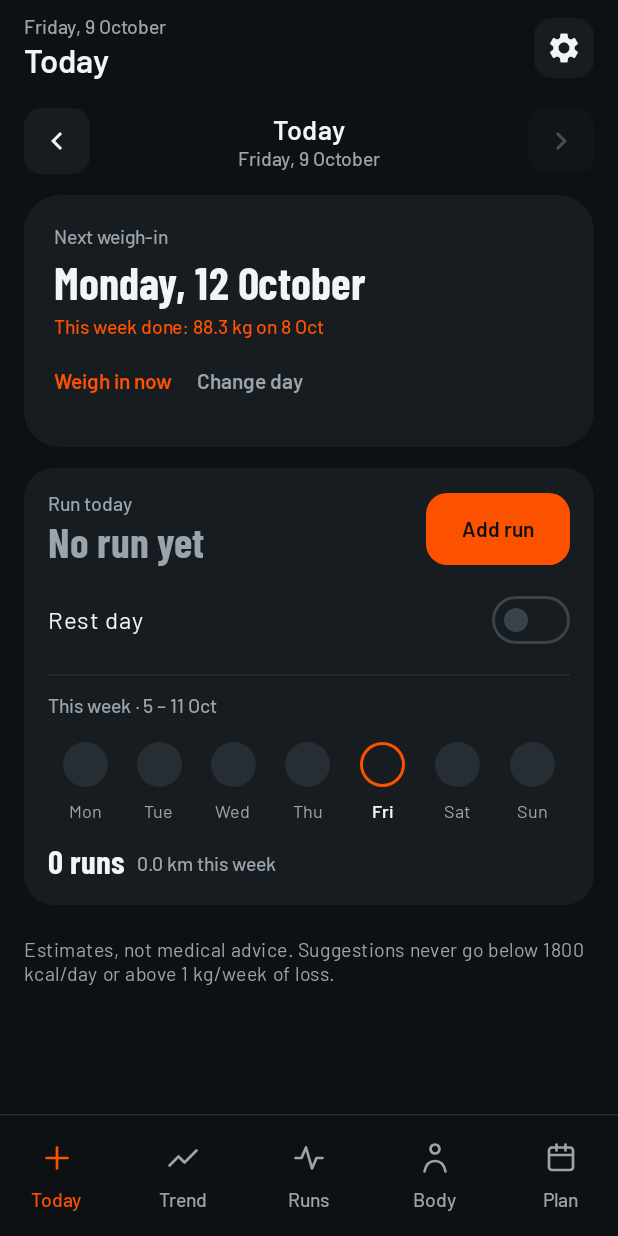
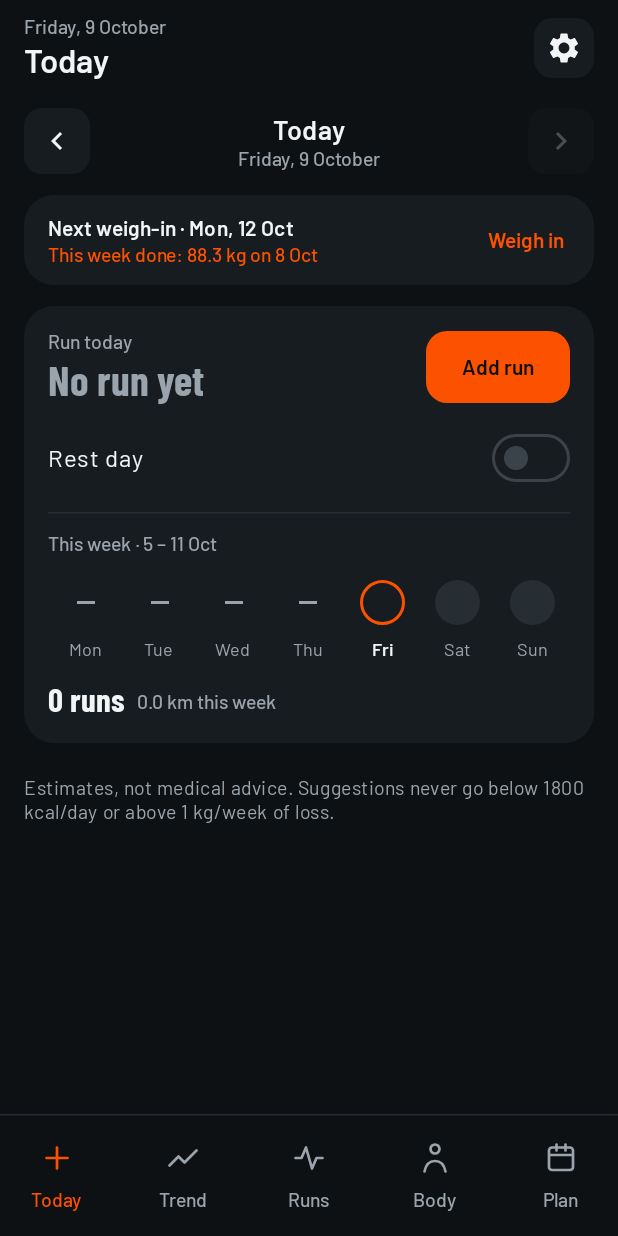
Before and after one commit to midhun221B/Wt-tracker, an Android app built with Jetpack Compose: the screen it shows after launch (MainActivity), on a phone screen of 412 x 824 dp. Run offline under Robolectric (Android 15) with nearby library versions, the phone set to English and light mode, and no system bars; our stand-ins replace Room's generated code; 2 statements that could not run were skipped.

Commit message:
Today: one-line weigh-in card, pace and add-another on one row, missed-day dots; Run logged banner for every new run
Co-Authored-By: Claude Opus 5.5 <noreply@anthropic.com>
Claude-Session: https://claude.ai/code/session_01NhF2XaJMtCFQsU6AoPcjWX

```diff
--- a/app/src/main/java/wt/app/ui/AppScaffold.kt
+++ b/app/src/main/java/wt/app/ui/AppScaffold.kt
@@ -7,6 +7,11 @@ import androidx.annotation.DrawableRes
 import androidx.activity.compose.rememberLauncherForActivityResult
 import androidx.activity.result.PickVisualMediaRequest
 import androidx.activity.result.contract.ActivityResultContracts
+import androidx.compose.animation.AnimatedVisibility
+import androidx.compose.animation.expandVertically
+import androidx.compose.animation.fadeIn
+import androidx.compose.animation.fadeOut
+import androidx.compose.animation.shrinkVertically
 import androidx.compose.foundation.layout.Box
 import androidx.compose.foundation.layout.Column
 import androidx.compose.foundation.layout.fillMaxSize
@@ -50,6 +55,9 @@ import androidx.compose.ui.unit.dp
 import androidx.lifecycle.compose.collectAsStateWithLifecycle
 import wt.app.R
 import wt.app.notify.Reminder
+import kotlinx.coroutines.delay
+import wt.core.model.todayInTokyo
+import wt.core.summary.weekStart
 import wt.core.io.BodyReading
 import wt.core.io.RunReading
 
@@ -107,6 +115,13 @@ fun AppScaffold(vm: AppViewModel) {
             null -> {}
         }
     }
+    val runLogged by vm.runLogged.collectAsStateWithLifecycle()
+    LaunchedEffect(runLogged) {
+        if (runLogged) {
+            delay(3_000)
+            vm.runLogged.value = false
+        }
+    }
     val importReport by vm.importReport.collectAsStateWithLifecycle()
     importReport?.let { report ->
         FormDialog(
@@ -123,7 +138,7 @@ fun AppScaffold(vm: AppViewModel) {
 
     Scaffold(
         containerColor = Palette.Background,
-        topBar = {
+        topBar = { Column {
             val s = state
             val (subtitle, title) = when {
                 settingsOpen -> "Reminder, export and backup" to "Settings"
@@ -153,7 +168,13 @@ fun AppScaffold(vm: AppViewModel) {
                 },
                 colors = TopAppBarDefaults.topAppBarColors(containerColor = Palette.Background, titleContentColor = Palette.Text),
             )
-        },
+            // "Run logged" banner under the top bar for a few seconds after any new run is saved.
+            AnimatedVisibility(visible = runLogged && s != null, enter = expandVertically() + fadeIn(), exit = shrinkVertically() + fadeOut()) {
+                val monday = weekStart(s?.today ?: todayInTokyo())
+                val week = s?.runs.orEmpty().filter { it.date != null && it.date in monday..monday.plusDays(6) }
+                RunLoggedBanner(week.size, week.sumOf { it.km }, Modifier.padding(horizontal = 16.dp, vertical = 4.dp))
+            }
+        } },
         bottomBar = {
             Column {
                 HorizontalDivider(color = Palette.CardHigh)
--- a/app/src/main/java/wt/app/ui/Format.kt
+++ b/app/src/main/java/wt/app/ui/Format.kt
@@ -38,6 +38,11 @@ private val dayMonthYearFmt = DateTimeFormatter.ofPattern("d MMM yyyy", Locale.E
 /** "8 Oct 2026" */
 fun dayMonthYear(d: LocalDate): String = d.format(dayMonthYearFmt)
 
+private val shortDayFmt = DateTimeFormatter.ofPattern("EEE, d MMM", Locale.ENGLISH)
+
+/** "Mon, 9 Nov" */
+fun shortDay(d: LocalDate): String = d.format(shortDayFmt)
+
 /** "7 Jan" */
 fun dayMonth(d: LocalDate): String = d.format(dayMonthFmt)
 
--- a/app/src/main/java/wt/app/ui/LogScreen.kt
+++ b/app/src/main/java/wt/app/ui/LogScreen.kt
@@ -1,20 +1,15 @@
 package wt.app.ui
 
-import androidx.compose.animation.AnimatedVisibility
-import androidx.compose.animation.expandVertically
-import androidx.compose.animation.fadeIn
-import androidx.compose.animation.fadeOut
-import androidx.compose.animation.shrinkVertically
 import androidx.compose.foundation.background
 import androidx.compose.foundation.border
 import androidx.compose.foundation.layout.Box
 import androidx.compose.foundation.shape.CircleShape
 import androidx.compose.material.icons.filled.Check
-import androidx.compose.runtime.LaunchedEffect
 import androidx.compose.ui.graphics.Brush
 import androidx.compose.ui.graphics.Color
-import kotlinx.coroutines.delay
 import androidx.compose.foundation.layout.Arrangement
+import androidx.compose.foundation.layout.heightIn
+import androidx.compose.foundation.clickable
 import androidx.compose.foundation.layout.Column
 import androidx.compose.foundation.layout.PaddingValues
 import androidx.compose.foundation.layout.Row
@@ -84,14 +79,6 @@ fun LogScreen(
 ) {
     var date by rememberSaveable { mutableStateOf(state.today) }
     var showRunDialog by remember { mutableStateOf(false) }
-    // Shown for a few seconds after a run is saved from this screen.
-    var runLogged by remember { mutableStateOf(false) }
-    LaunchedEffect(runLogged) {
-        if (runLogged) {
-            delay(3_000)
-            runLogged = false
-        }
-    }
     val existing = state.weights.firstOrNull { it.date == date }
     val weighInDay = DayOfWeek.of(state.profile.weighInDay.coerceIn(1, 7))
     // A scale measurement counts as the week's weigh-in too (it may have been saved without a weight).
@@ -116,9 +103,6 @@ fun LogScreen(
         modifier.verticalScroll(rememberScrollState()).padding(horizontal = 16.dp, vertical = 8.dp),
         verticalArrangement = Arrangement.spacedBy(14.dp),
     ) {
-        AnimatedVisibility(visible = runLogged, enter = expandVertically() + fadeIn(), exit = shrinkVertically() + fadeOut()) {
-            RunLoggedBanner(weekRuns.size, weekRuns.sumOf { it.km })
-        }
         Row(verticalAlignment = Alignment.CenterVertically) {
             SquareButton(onClick = { date = date.minusDays(1) }, label = "Previous day") {
                 Icon(Icons.AutoMirrored.Filled.KeyboardArrowLeft, null)
@@ -209,7 +193,7 @@ fun LogScreen(
                 },
                 last = state.weights.lastOrNull { it.date <= date },
                 weighInDay = weighInDay.value,
-                actionLabel = if (existing != null) "Edit ${if (date == state.today) "today's" else "this day's"} weight" else "Weigh in now",
+                actionLabel = if (existing != null) "Edit" else "Weigh in",
                 onWeighInNow = { weighInOpen = true },
                 onWeighInDay = onWeighInDay,
             )
@@ -234,13 +218,16 @@ fun LogScreen(
             initial = null,
             defaultDate = date,
             onDismiss = { showRunDialog = false },
-            onSave = { onSaveRun(it); showRunDialog = false; runLogged = true },
+            onSave = { onSaveRun(it); showRunDialog = false },
             onFromScreenshot = onScreenshot?.let { pick -> { showRunDialog = false; pick() } },
         )
     }
 }
 
-/** Card when no weigh-in is due: the next weigh-in, this week's if already done, and ways to weigh in anyway or change the day. */
+/**
+ * One-line card when no weigh-in is due: the next weigh-in and this week's if done, with "Weigh in" (or "Edit")
+ * on the right. Tapping the text opens the weekday chips to change the day.
+ */
 @Composable
 private fun NextWeighInCard(
     next: LocalDate,
@@ -252,21 +239,26 @@ private fun NextWeighInCard(
     onWeighInDay: (Int) -> Unit,
 ) {
     var picking by remember { mutableStateOf(false) }
-    DarkCard(radius = 24) {
-        Column(Modifier.fillMaxWidth().padding(20.dp), verticalArrangement = Arrangement.spacedBy(4.dp)) {
-            Text("Next weigh-in", style = MaterialTheme.typography.labelMedium, color = Palette.Muted)
-            Text(longDay(next), style = numberStyle(30.sp))
-            when {
-                done != null -> Text(done, style = MaterialTheme.typography.labelMedium, color = Palette.Accent)
-                last != null -> Text("Last %.1f kg on %s".format(last.kg, dayMonth(last.date)), style = MaterialTheme.typography.labelMedium, color = Palette.Muted)
+    DarkCard {
+        Column(Modifier.fillMaxWidth().padding(start = 16.dp, end = 8.dp, top = 6.dp, bottom = 6.dp)) {
+            Row(verticalAlignment = Alignment.CenterVertically) {
+                // Tapping the text opens the weekday chips to change the weigh-in day.
+                Column(
+                    Modifier.weight(1f).heightIn(min = 44.dp).clickable(onClickLabel = "Change weigh-in day") { picking = !picking },
+                    verticalArrangement = Arrangement.Center,
+                ) {
+                    Text("Next weigh-in · ${shortDay(next)}", style = MaterialTheme.typography.titleSmall)
+                    when {
+                        done != null -> Text(done, style = MaterialTheme.typography.labelMedium, color = Palette.Accent)
+                        last != null -> Text("Last %.1f kg on %s".format(last.kg, dayMonth(last.date)), style = MaterialTheme.typography.labelMedium, color = Palette.Muted)
+                    }
+                }
+                TextButton(onClick = onWeighInNow) { Text(actionLabel, color = Palette.Accent) }
             }
-            Row(horizontalArrangement = Arrangement.spacedBy(16.dp)) {
-                TextButton(onClick = onWeighInNow, contentPadding = PaddingValues(0.dp)) { Text(actionLabel, color = Palette.Accent) }
-                TextButton(onClick = { picking = !picking }, contentPadding = PaddingValues(0.dp)) {
-                    Text(if (picking) "Done" else "Change day", color = Palette.Muted)
-                }
+            if (picking) {
+                Text("Weigh-in day", style = MaterialTheme.typography.labelMedium, color = Palette.Muted, modifier = Modifier.padding(top = 4.dp, bottom = 6.dp))
+                WeekdayPicker(weighInDay, { onWeighInDay(it); picking = false }, Modifier.padding(end = 8.dp, bottom = 8.dp))
             }
-            if (picking) WeekdayPicker(weighInDay, { onWeighInDay(it); picking = false })
         }
     }
 }
@@ -311,8 +303,10 @@ private fun RunningCard(
                             Text("%.2f km".format(km), style = numberStyle(28.sp))
                         }
                     }
-                    Text("${pace(sec / km)} · ${duration(sec)}", style = MaterialTheme.typography.labelMedium, color = Palette.Muted)
-                    TextButton(onClick = onAddRun, contentPadding = PaddingValues(0.dp)) { Text("+ Add another run", color = Palette.Muted) }
+                    Row(verticalAlignment = Alignment.CenterVertically) {
+                        Text("${pace(sec / km)} · ${duration(sec)}", style = MaterialTheme.typography.labelMedium, color = Palette.Muted, modifier = Modifier.weight(1f))
+                        TextButton(onClick = onAddRun) { Text("+ Add another", color = Palette.Muted) }
+                    }
                 }
                 rest -> {
                     Row(verticalAlignment = Alignment.CenterVertically, horizontalArrangement = Arrangement.spacedBy(12.dp)) {
@@ -342,7 +336,7 @@ private fun RunningCard(
             HorizontalDivider(color = Palette.CardHigh)
             val monday = weekStart(date)
             Text("This week · ${weekRange(monday)}", style = MaterialTheme.typography.labelMedium, color = Palette.Muted)
-            WeekDots(monday, date, weekRuns.mapNotNull { it.date }.toSet(), restDays)
+            WeekDots(monday, date, today, weekRuns.mapNotNull { it.date }.toSet(), restDays)
             Row(verticalAlignment = Alignment.Bottom, horizontalArrangement = Arrangement.spacedBy(8.dp)) {
                 Text("${weekRuns.size} ${if (weekRuns.size == 1) "run" else "runs"}", style = numberStyle(22.sp))
                 Text("%.1f km this week".format(weekRuns.sumOf { it.km }), style = MaterialTheme.typography.labelMedium, color = Palette.Muted, modifier = Modifier.padding(bottom = 3.dp))
@@ -363,10 +357,10 @@ private fun DoneMark(filled: Boolean) {
 
 /**
  * Mon–Sun dots for the week: orange with a check on run days, a grey ring on rest days, an empty orange ring for
- * the shown day before anything is logged, raised grey for other days.
+ * the shown day before anything is logged, a dash for past days that were missed, raised grey for days to come.
  */
 @Composable
-private fun WeekDots(monday: LocalDate, shown: LocalDate, runDays: Set<LocalDate>, restDays: Set<LocalDate>) {
+private fun WeekDots(monday: LocalDate, shown: LocalDate, today: LocalDate, runDays: Set<LocalDate>, restDays: Set<LocalDate>) {
     Row(Modifier.fillMaxWidth()) {
         (0L..6L).map { monday.plusDays(it) }.forEach { d ->
             Column(Modifier.weight(1f), horizontalAlignment = Alignment.CenterHorizontally, verticalArrangement = Arrangement.spacedBy(4.dp)) {
@@ -383,11 +377,15 @@ private fun WeekDots(monday: LocalDate, shown: LocalDate, runDays: Set<LocalDate
                             ran -> dot.background(Palette.Accent, CircleShape)
                             rested -> dot.border(2.dp, Palette.Muted, CircleShape)
                             d == shown -> dot.border(2.dp, Palette.Accent, CircleShape)
+                            d < today -> dot // missed: no run, no rest; just a dash
                             else -> dot.background(Palette.CardHigh, CircleShape)
                         },
                         contentAlignment = Alignment.Center,
                     ) {
-                        if (ran) Icon(Icons.Default.Check, null, tint = Palette.OnAccent, modifier = Modifier.size(16.dp))
+                        when {
+                            ran -> Icon(Icons.Default.Check, null, tint = Palette.OnAccent, modifier = Modifier.size(16.dp))
+                            !rested && d != shown && d < today -> Box(Modifier.size(width = 12.dp, height = 2.dp).background(Palette.Muted))
+                        }
                     }
                 }
                 Text(
@@ -397,28 +395,6 @@ private fun WeekDots(monday: LocalDate, shown: LocalDate, runDays: Set<LocalDate
                     fontWeight = if (d == shown) FontWeight.SemiBold else FontWeight.Normal,
                 )
             }
-        }
-    }
-}
-
-/** Orange banner after saving a run: what the week adds up to now. */
-@Composable
-private fun RunLoggedBanner(runs: Int, km: Double) {
-    Row(
-        Modifier.fillMaxWidth().background(Palette.Accent, RoundedCornerShape(16.dp)).padding(horizontal = 14.dp, vertical = 12.dp),
-        verticalAlignment = Alignment.CenterVertically,
-        horizontalArrangement = Arrangement.spacedBy(10.dp),
-    ) {
-        Box(Modifier.size(28.dp).background(Palette.OnAccent, CircleShape), contentAlignment = Alignment.Center) {
-            Icon(Icons.Default.Check, null, tint = Palette.Accent, modifier = Modifier.size(16.dp))
-        }
-        Column {
-            Text("Run logged", color = Palette.OnAccent, fontWeight = FontWeight.SemiBold)
-            Text(
-                "%.1f km this week · %d %s".format(km, runs, if (runs == 1) "run" else "runs"),
-                style = MaterialTheme.typography.labelMedium,
-                color = Palette.OnAccent,
-            )
         }
     }
 }
```
Also changed, not shown: app/src/main/java/wt/app/ui/AppViewModel.kt (+10 -2 lines), app/src/main/java/wt/app/ui/Components.kt (+24 -0 lines), 2 other files.
